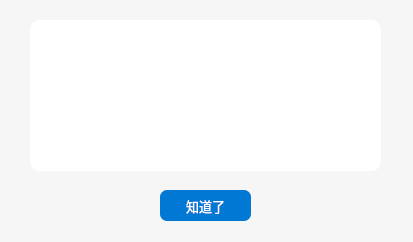
The window that Resources/QtUIFiles/MCSL2_Dialog.ui (MCSLTeam/MCSL2) describes before a commit, drawn with Qt 5.
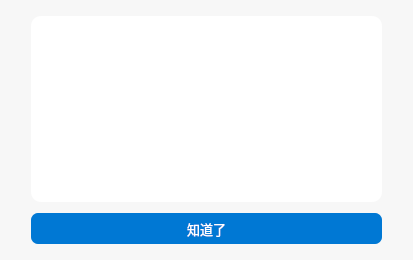
The same window after the commit. Icons and pictures are not drawn.

Commit message: MCSL2_Dialog修改UI使其自适应，防止对话框内容过多导致的文字溢出或被遮盖

The edit to the form file:
```diff
--- a/Resources/QtUIFiles/MCSL2_Dialog.ui
+++ b/Resources/QtUIFiles/MCSL2_Dialog.ui
@@ -7,9 +7,27 @@
     <x>0</x>
     <y>0</y>
     <width>413</width>
-    <height>242</height>
+    <height>260</height>
    </rect>
   </property>
+  <property name="sizePolicy">
+   <sizepolicy hsizetype="Fixed" vsizetype="Expanding">
+    <horstretch>0</horstretch>
+    <verstretch>0</verstretch>
+   </sizepolicy>
+  </property>
+  <property name="minimumSize">
+   <size>
+    <width>413</width>
+    <height>260</height>
+   </size>
+  </property>
+  <property name="maximumSize">
+   <size>
+    <width>413</width>
+    <height>16777215</height>
+   </size>
+  </property>
   <property name="windowTitle">
    <string>提示</string>
   </property>
@@ -24,14 +42,99 @@
     <selectedoff>:/MCSL2_Icon/MCSL2_Icon.png</selectedoff>
     <selectedon>:/MCSL2_Icon/MCSL2_Icon.png</selectedon>:/MCSL2_Icon/MCSL2_Icon.png</iconset>
   </property>
+  <property name="styleSheet">
+   <string notr="true">QDialog
+{
+	background-color: rgba(247, 247, 247,85%);
+}</string>
+  </property>
+  <layout class="QGridLayout" name="gridLayout">
+   <item row="1" column="1">
+    <widget class="QLabel" name="Dialog_label">
+     <property name="sizePolicy">
+      <sizepolicy hsizetype="Fixed" vsizetype="Expanding">
+       <horstretch>0</horstretch>
+       <verstretch>0</verstretch>
+      </sizepolicy>
+     </property>
+     <property name="minimumSize">
+      <size>
+       <width>351</width>
+       <height>151</height>
+      </size>
+     </property>
+     <property name="maximumSize">
+      <size>
+       <width>351</width>
+       <height>16777215</height>
+      </size>
+     </property>
+     <property name="font">
+      <font>
+       <family>Microsoft YaHei UI</family>
+       <pointsize>11</pointsize>
+      </font>
+     </property>
+     <property name="styleSheet">
+      <string notr="true">QLabel
+{
+	background-color: rgb(255, 255, 255);
+	border-radius: 10px
+}</string>
+     </property>
+     <property name="text">
+      <string/>
+     </property>
+     <property name="alignment">
+      <set>Qt::AlignCenter</set>
+     </property>
+    </widget>
+   </item>
+   <item row="1" column="2">
+    <spacer name="horizontalSpacer_3">
+     <property name="orientation">
+      <enum>Qt::Horizontal</enum>
+     </property>
+     <property name="sizeHint" stdset="0">
+      <size>
+       <width>40</width>
+       <height>20</height>
+      </size>
+     </property>
+    </spacer>
+   </item>
+   <item row="0" column="1">
+    <spacer name="horizontalSpacer">
+     <property name="orientation">
+      <enum>Qt::Horizontal</enum>
+     </property>
+     <property name="sizeHint" stdset="0">
+      <size>
+       <width>40</width>
+       <height>5</height>
+      </size>
+     </property>
+    </spacer>
+   </item>
+   <item row="3" column="1">
   <widget class="QPushButton" name="Dialog_PushButton">
-   <property name="geometry">
-    <rect>
-     <x>160</x>
-     <y>190</y>
-     <width>91</width>
+     <property name="sizePolicy">
+      <sizepolicy hsizetype="Fixed" vsizetype="Expanding">
+       <horstretch>0</horstretch>
+       <verstretch>0</verstretch>
+      </sizepolicy>
+     </property>
+     <property name="minimumSize">
+      <size>
+       <width>351</width>
      <height>31</height>
-    </rect>
+      </size>
+     </property>
+     <property name="maximumSize">
+      <size>
+       <width>351</width>
+       <height>31</height>
+      </size>
    </property>
    <property name="font">
     <font>
@@ -66,57 +169,47 @@
     <string>知道了</string>
    </property>
   </widget>
-  <widget class="QLabel" name="Dialog_label">
-   <property name="geometry">
-    <rect>
-     <x>30</x>
-     <y>20</y>
-     <width>351</width>
-     <height>151</height>
-    </rect>
-   </property>
-   <property name="font">
-    <font>
-     <family>Microsoft YaHei UI</family>
-     <pointsize>11</pointsize>
-    </font>
-   </property>
-   <property name="styleSheet">
-    <string notr="true">QLabel
-{
-	background-color: rgb(255, 255, 255);
-	border-radius: 10px
-}</string>
-   </property>
-   <property name="text">
-    <string/>
-   </property>
-   <property name="alignment">
-    <set>Qt::AlignCenter</set>
-   </property>
-  </widget>
-  <widget class="QLabel" name="Background">
-   <property name="geometry">
-    <rect>
-     <x>0</x>
-     <y>0</y>
-     <width>413</width>
-     <height>242</height>
-    </rect>
-   </property>
-   <property name="styleSheet">
-    <string notr="true">QLabel
-{
-	background-color: rgba(247, 247, 247,85%);
-}</string>
-   </property>
-   <property name="text">
-    <string/>
-   </property>
-  </widget>
-  <zorder>Background</zorder>
-  <zorder>Dialog_PushButton</zorder>
-  <zorder>Dialog_label</zorder>
+   </item>
+   <item row="2" column="1">
+    <spacer name="horizontalSpacer_4">
+     <property name="orientation">
+      <enum>Qt::Horizontal</enum>
+     </property>
+     <property name="sizeHint" stdset="0">
+      <size>
+       <width>40</width>
+       <height>5</height>
+      </size>
+     </property>
+    </spacer>
+   </item>
+   <item row="1" column="0">
+    <spacer name="horizontalSpacer_2">
+     <property name="orientation">
+      <enum>Qt::Horizontal</enum>
+     </property>
+     <property name="sizeHint" stdset="0">
+      <size>
+       <width>40</width>
+       <height>20</height>
+      </size>
+     </property>
+    </spacer>
+   </item>
+   <item row="4" column="1">
+    <spacer name="horizontalSpacer_5">
+     <property name="orientation">
+      <enum>Qt::Horizontal</enum>
+     </property>
+     <property name="sizeHint" stdset="0">
+      <size>
+       <width>40</width>
+       <height>5</height>
+      </size>
+     </property>
+    </spacer>
+   </item>
+  </layout>
  </widget>
  <resources>
   <include location="../Icons/MCSL2_Icon.qrc"/>
```
Lines whose indentation alone changed are shown as unchanged. The commit also changes 4 other files.
